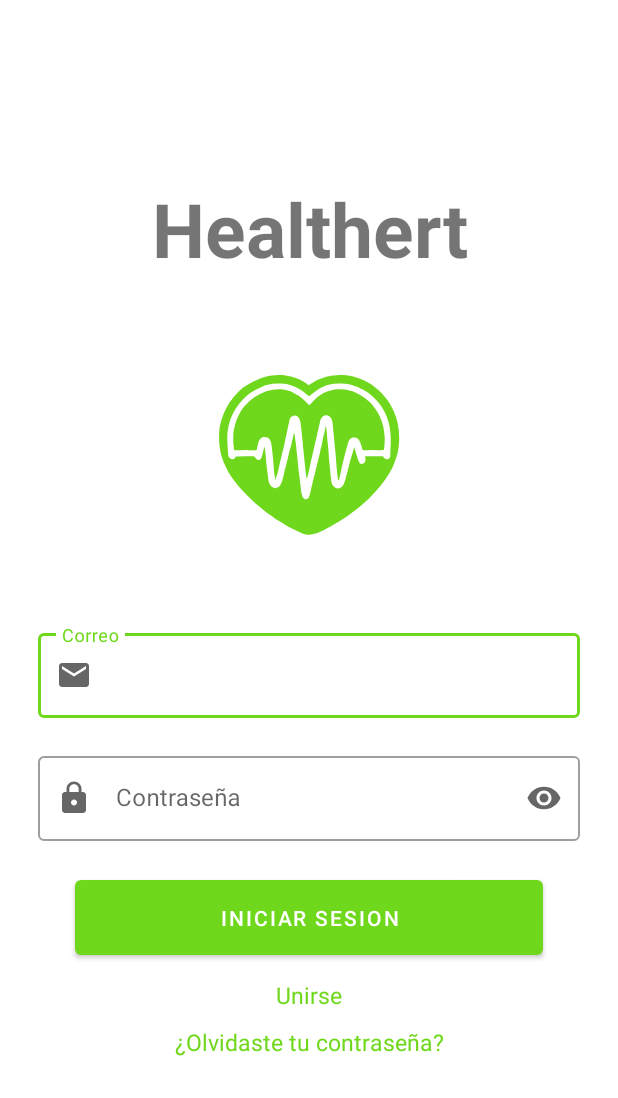
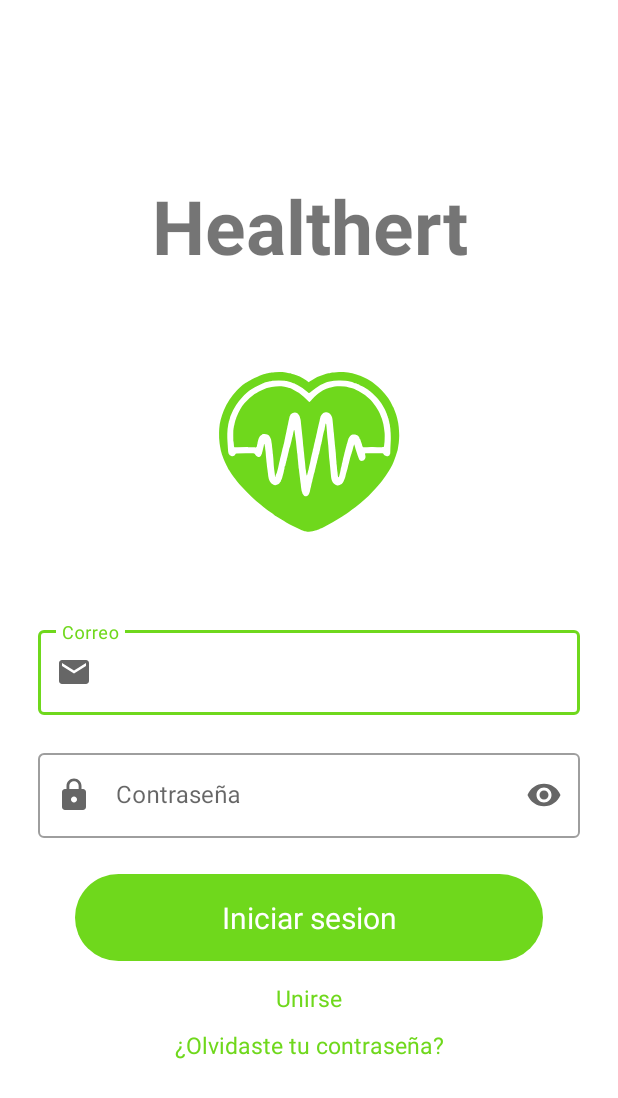
Before and after one commit to dgaDave/Healthert, an Android app: the screen it shows after launch (LoginActivity), on a phone screen of 412 x 824 dp. Shown: the top 1098 px of the screen. Run offline under Robolectric (Android 15) with nearby library versions, the phone set to English and light mode, and no system bars; our stand-ins replace Firebase (no records; nobody signed in at launch, a user with empty details on screens opened directly).

Commit message:
Se modifico uno de los botones para mejorar esteticamente

```diff
--- a/app/src/main/res/layout/activity_login.xml
+++ b/app/src/main/res/layout/activity_login.xml
@@ -73,6 +73,8 @@
         </com.google.android.material.textfield.TextInputLayout>
 
         <Button
+            style="@style/Widget.Material3.Button"
+            android:textSize="20sp"
             android:id="@+id/iniciarBoton"
             android:layout_width="match_parent"
             android:layout_height="wrap_content"
```
